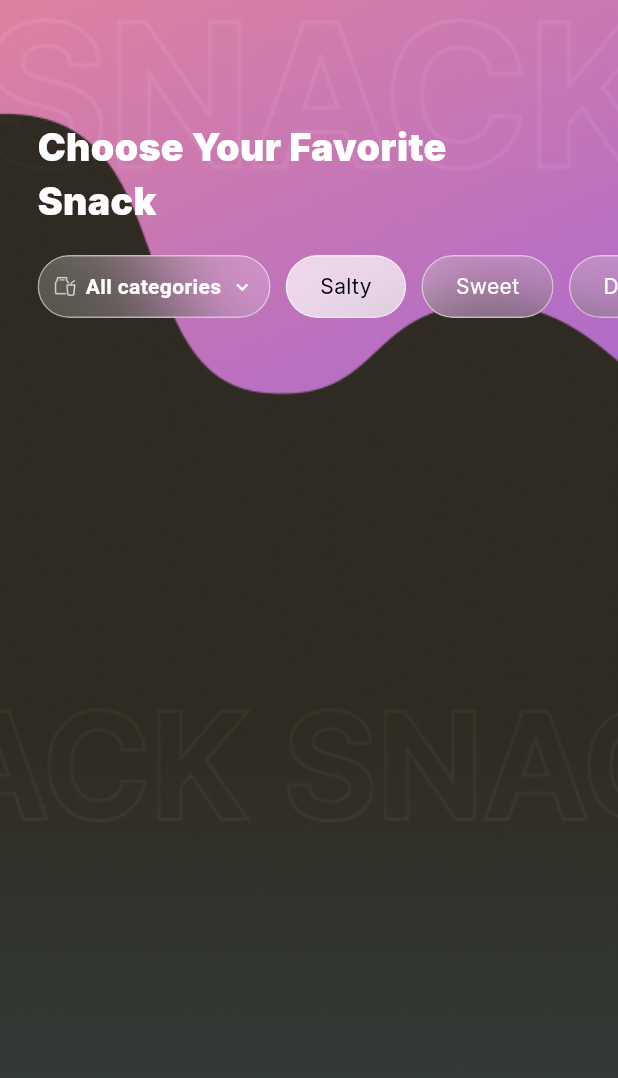
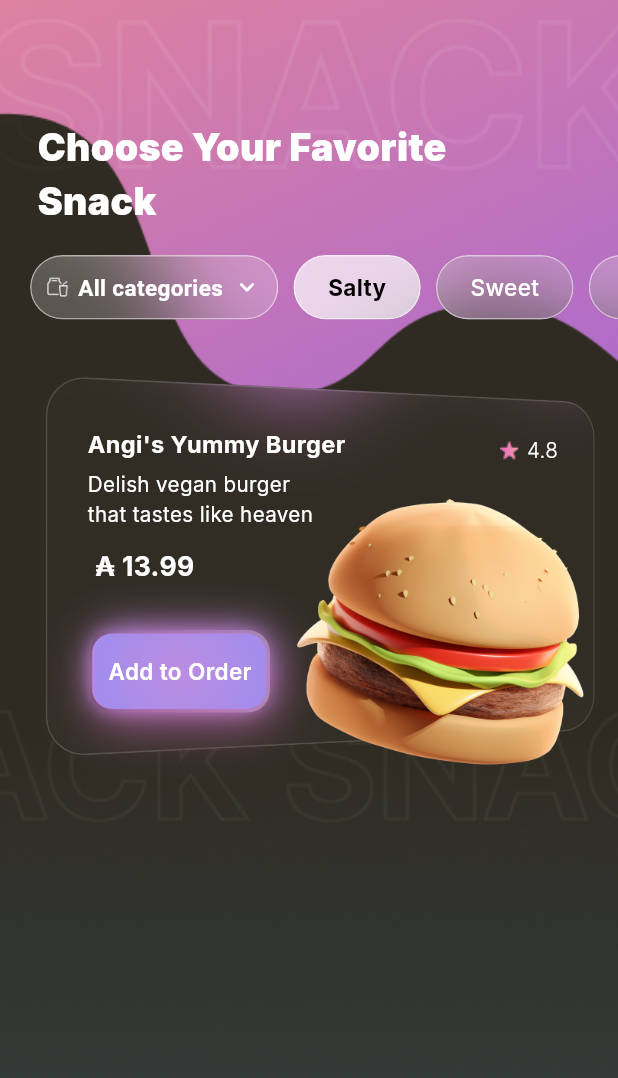
Before and after one commit to Selihei/sh_jpapp, a Flutter app: the screen it shows after launch, on a phone screen of 412 x 824 dp. Shown: the top 1078 px of the screen. Run offline on Flutter 3.47's test engine with Material 3 defaults, Android fonts, the phone set to English and light mode, and no system bars; our stand-ins replace google_fonts.

Commit message:
added add to order button

```diff
--- a/lib/src/features/widgets.dart
+++ b/lib/src/features/widgets.dart
@@ -47,12 +47,12 @@ Widget _buildContent() {
             "All categories",
             style: TextStyle(
               color: Colors.white,
-              fontSize: 14,
+              fontSize: 15,
               fontWeight: FontWeight.w600,
             ),
           ),
           const SizedBox(width: 6),
-          const Icon(Icons.keyboard_arrow_down_rounded, color: Colors.white, size: 16),
+          const Icon(Icons.keyboard_arrow_down_rounded, color: Colors.white, size: 20),
         ],
       );
     } else {
@@ -64,7 +64,10 @@ Widget _buildContent() {
             color: isSelected
              ? Colors.black
              : Colors.white,
-            fontSize: 14,
+            fontSize: 15,
+            fontWeight: isSelected
+             ? FontWeight.bold
+             : FontWeight.w500,
           ),
         ),
       );
--- a/lib/src/screens/home_screen.dart
+++ b/lib/src/screens/home_screen.dart
@@ -1,7 +1,7 @@
+import 'dart:ui';
 import 'package:flutter/material.dart';
 import 'package:google_fonts/google_fonts.dart';
 import 'package:sh_jpapp/src/features/widgets.dart';
-
 
 class HomeScreen extends StatelessWidget {
   @override
@@ -18,13 +18,17 @@ class HomeScreen extends StatelessWidget {
           Positioned(
             top: 80,
             left: 25,
-            child: Text("Choose Your Favorite\nSnack", style: GoogleFonts.inter(
+            child: Text(
+              "Choose Your Favorite\nSnack",
+              style: GoogleFonts.inter(
                 fontWeight: FontWeight.w900,
                 color: Colors.white,
-                  fontSize: 25
-                ),)),
+                fontSize: 25,
+              ),
+            ),
+          ),
           Positioned(
-                  left: 0,
+            left: -5,
             right: 0,
             top: 170,
             child: SingleChildScrollView(
@@ -43,8 +47,155 @@ class HomeScreen extends StatelessWidget {
               ),
             ),
           ),
+          Positioned(
+            top: 260,
+            left: 30,
+            child: Transform(
+              alignment: FractionalOffset.center,
+              transform: Matrix4.identity()
+                ..setEntry(3, 2, 0.001)
+                ..rotateY(-0.400),
+              child: ClipRRect(
+                borderRadius: BorderRadius.circular(25),
+                child: BackdropFilter(
+                  filter: ImageFilter.blur(sigmaX: 30, sigmaY: 30),
+                  child: Container(
+                    width: 395,
+                    height: 235,
+                    padding: EdgeInsets.all(24),
+                    decoration: BoxDecoration(
+                      color: Color(0x03FFFFFF),
+                      borderRadius: BorderRadius.circular(25),
+                      border: Border.all(color: Color(0x26FFFFFF)),
+                    ),
+                    child: Transform(
+                      alignment: Alignment.center,
+                      transform: Matrix4.identity()
+                        ..setEntry(3, 2, 0.001)
+                        ..rotateY(0.2),
+                      child: Stack(
+                        children: [
+                          Positioned(
+                            child: Text(
+                              "Angi's Yummy Burger",
+                              style: GoogleFonts.inter(
+                                color: Colors.white,
+                                fontSize: 16,
+                                fontWeight: FontWeight.bold,
+                              ),
+                            ),
+                          ),
+                          Positioned(
+                            top: 28,
+                            child: Text(
+                              "Delish vegan burger\nthat tastes like heaven",
+                              style: GoogleFonts.inter(
+                                color: Colors.white,
+                                fontSize: 14,
+                                fontWeight: FontWeight.w400,
+                              ),
+                            ),
+                          ),
+                          Positioned(
+                            top: 80,
+                            left: 5,
+                            child: Text(
+                              "₳ 13.99",
+                              style: GoogleFonts.inter(
+                                color: Colors.white,
+                                fontWeight: FontWeight.bold,
+                                fontSize: 18,
+                              ),
+                            ),
+                          ),
+                          Positioned(
+                            top: 5,
+                            right: 25,
+                            child: Row(
+                              children: [
+                                Image.asset('assets/images/icons/star.png'),
+                                SizedBox(width: 5),
+                                Text(
+                                  "4.8",
+                                  style: GoogleFonts.inter(
+                                    color: Colors.white,
+                                    fontWeight: FontWeight.w300,
+                                  ),
+                                ),
                               ],
-      )
+                            ),
+                          ),
+                        ],
+                      ),
+                    ),
+                  ),
+                ),
+              ),
+            ),
+          ),
+          Positioned(
+            top: 310,
+            right: 0,
+            child: Image.asset(
+              'assets/images/graphics/burger.png',
+              width: 225,
+              height: 225,
+            ),
+          ),
+          Positioned(
+            left: 60,
+            top: 420,
+            child: Container(
+              padding: EdgeInsets.all(2.5),
+              decoration: BoxDecoration(
+                gradient: LinearGradient(
+                  colors: [Color(0x80000000), Color(0x80FFFFFF)],
+                ),
+                borderRadius: BorderRadius.circular(15),
+              ),
+              child: Container(
+                width: 115,
+                height: 50,
+                decoration: BoxDecoration(
+                  gradient: RadialGradient(
+                    colors: [Color(0xFFBB8DE1), Color(0xFF908CF5)],
+                    radius: 2
+                  ),
+                  borderRadius: BorderRadius.circular(13),
+                  boxShadow: [
+                    BoxShadow(
+                      color: Color(0xFF9375B6),
+                      blurRadius: 23,
+                      offset: Offset(3, -3),
+                    ),
+                    BoxShadow(
+                      blurStyle: BlurStyle.solid,
+                      color: Color(0xFFBB8DE1),
+                      blurRadius: 10,
+                      offset: Offset(-1, 0),
+                    ),
+                    BoxShadow(
+                      color: Color(0x80EA71C5),
+                      blurRadius: 30,
+                      spreadRadius: 2.5,
+                      offset: Offset(2.4, 8),
+                    ),
+                  ],
+                ),
+                alignment: Alignment.center,
+                child: Text(
+                  'Add to Order',
+                  style: GoogleFonts.inter(
+                    fontSize: 15,
+                    fontWeight: FontWeight.w600,
+                    color: Colors.white,
+                  ),
+                ),
+              ),
+            ),
+          ),
+        ],
+      ),
     );
   }
 }
--- a/lib/src/screens/start_screen.dart
+++ b/lib/src/screens/start_screen.dart
@@ -99,7 +99,7 @@ class StartScreen extends StatelessWidget {
                               child: Container(
                                 width: 190,
                                 height: 45,
-                                padding: EdgeInsets.all(2.5), // "Border"-Dicke
+                                padding: EdgeInsets.all(2.5),
                                 decoration: BoxDecoration(
                                   gradient: LinearGradient(
                                     colors: [
```
Also changed, not shown: assets/images/icons/star.png (renamed from assets/images/graphics/star.png). Lines whose indentation alone changed are shown as unchanged.
